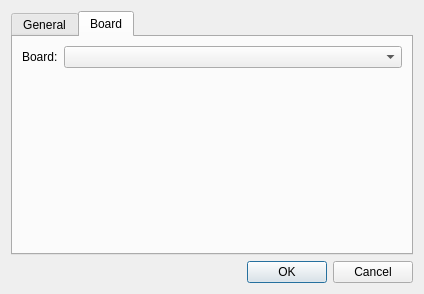
This is settings.ui in ElTh0r0/stackandconquer as Qt 5 draws it before an edit. The edited form follows.
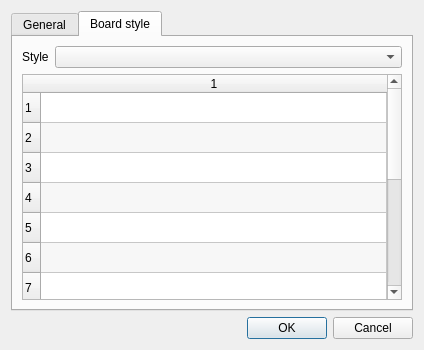
This is the edited form. The open tabs and pages were chosen to show the change. Icons and pictures are not drawn.

Commit message: Prepare board style settings.

Patch:
```diff
--- a/settings.ui
+++ b/settings.ui
@@ -7,7 +7,7 @@
     <x>0</x>
     <y>0</y>
     <width>424</width>
-    <height>294</height>
+    <height>350</height>
    </rect>
   </property>
   <property name="sizePolicy">
@@ -101,7 +101,17 @@
        <item row="5" column="1">
         <widget class="QComboBox" name="cbStartPlayer"/>
        </item>
+       <item row="6" column="1">
+        <widget class="QComboBox" name="cbBoard"/>
+       </item>
        <item row="6" column="0">
+        <widget class="QLabel" name="lblBoard">
+         <property name="text">
+          <string>Board</string>
+         </property>
+        </widget>
+       </item>
+       <item row="7" column="0">
         <widget class="QLabel" name="lblNumWin">
          <property name="text">
           <string>Towers needed to win</string>
@@ -153,20 +163,124 @@
      </widget>
      <widget class="QWidget" name="tab_board">
       <attribute name="title">
-       <string>Board</string>
+       <string>Board style</string>
       </attribute>
       <layout class="QFormLayout" name="formLayout_4">
        <property name="fieldGrowthPolicy">
         <enum>QFormLayout::AllNonFixedFieldsGrow</enum>
        </property>
+       <item row="0" column="0">
+        <widget class="QLabel" name="lblStyle">
+         <property name="text">
+          <string>Style</string>
+         </property>
+        </widget>
+       </item>
        <item row="0" column="1">
-        <widget class="QComboBox" name="cbBoard"/>
+        <widget class="QComboBox" name="cbBoardStyle"/>
        </item>
-       <item row="0" column="0">
-        <widget class="QLabel" name="lblBoard">
-         <property name="text">
-          <string>Board:</string>
+       <item row="1" column="0" colspan="2">
+        <widget class="QTableWidget" name="tableBoardStyle">
+         <property name="sizePolicy">
+          <sizepolicy hsizetype="Expanding" vsizetype="Expanding">
+           <horstretch>0</horstretch>
+           <verstretch>1</verstretch>
+          </sizepolicy>
          </property>
+         <property name="alternatingRowColors">
+          <bool>true</bool>
+         </property>
+         <property name="selectionMode">
+          <enum>QAbstractItemView::NoSelection</enum>
+         </property>
+         <property name="rowCount">
+          <number>13</number>
+         </property>
+         <property name="columnCount">
+          <number>1</number>
+         </property>
+         <attribute name="horizontalHeaderStretchLastSection">
+          <bool>true</bool>
+         </attribute>
+         <row/>
+         <row/>
+         <row/>
+         <row/>
+         <row/>
+         <row/>
+         <row/>
+         <row/>
+         <row/>
+         <row/>
+         <row/>
+         <row/>
+         <row/>
+         <column/>
+         <item row="0" column="0">
+          <property name="text">
+           <string/>
+          </property>
+         </item>
+         <item row="1" column="0">
+          <property name="text">
+           <string/>
+          </property>
+         </item>
+         <item row="2" column="0">
+          <property name="text">
+           <string/>
+          </property>
+         </item>
+         <item row="3" column="0">
+          <property name="text">
+           <string/>
+          </property>
+         </item>
+         <item row="4" column="0">
+          <property name="text">
+           <string/>
+          </property>
+         </item>
+         <item row="5" column="0">
+          <property name="text">
+           <string/>
+          </property>
+         </item>
+         <item row="6" column="0">
+          <property name="text">
+           <string/>
+          </property>
+         </item>
+         <item row="7" column="0">
+          <property name="text">
+           <string/>
+          </property>
+         </item>
+         <item row="8" column="0">
+          <property name="text">
+           <string/>
+          </property>
+         </item>
+         <item row="9" column="0">
+          <property name="text">
+           <string/>
+          </property>
+         </item>
+         <item row="10" column="0">
+          <property name="text">
+           <string/>
+          </property>
+         </item>
+         <item row="11" column="0">
+          <property name="text">
+           <string/>
+          </property>
+         </item>
+         <item row="12" column="0">
+          <property name="text">
+           <string/>
+          </property>
+         </item>
         </widget>
        </item>
       </layout>
```
Left out of the diff: 12 changed lines with no effect on the pictures. The commit also changes 8 other files.
